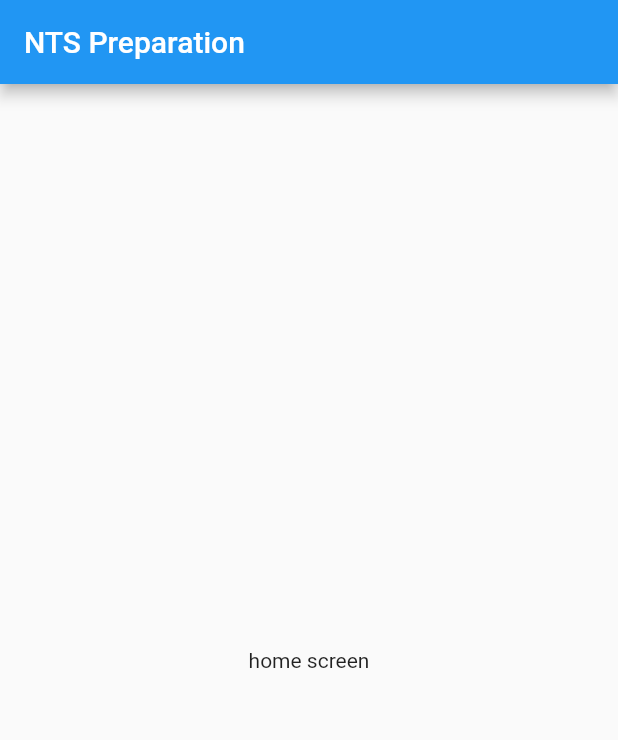
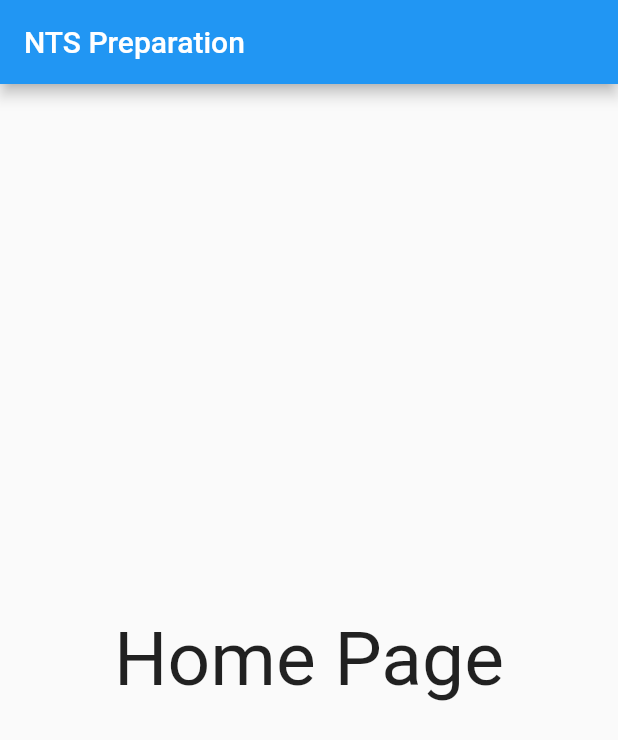
Before and after one commit to ethn033/nts_prep_app, a Flutter app: the screen it shows after launch, on a phone screen of 412 x 824 dp. Shown: the top 740 px of the screen. Run offline on Flutter 3.47's test engine with Material 2 defaults, Android fonts, the phone set to English and light mode, and no system bars; our stand-ins replace fluttertoast.

Commit message:
changed home screen test

```diff
--- a/lib/screens/HomeScreen.dart
+++ b/lib/screens/HomeScreen.dart
@@ -8,7 +8,11 @@ class HomeScreen extends StatelessWidget {
   @override
   Widget build(BuildContext context) {
     return Container(
-      child: Center(child: Text('home screen')),
+      child: Center(
+          child: Text(
+        'Home Page',
+        style: TextStyle(fontSize: 50),
+      )),
     );
   }
 }
```
